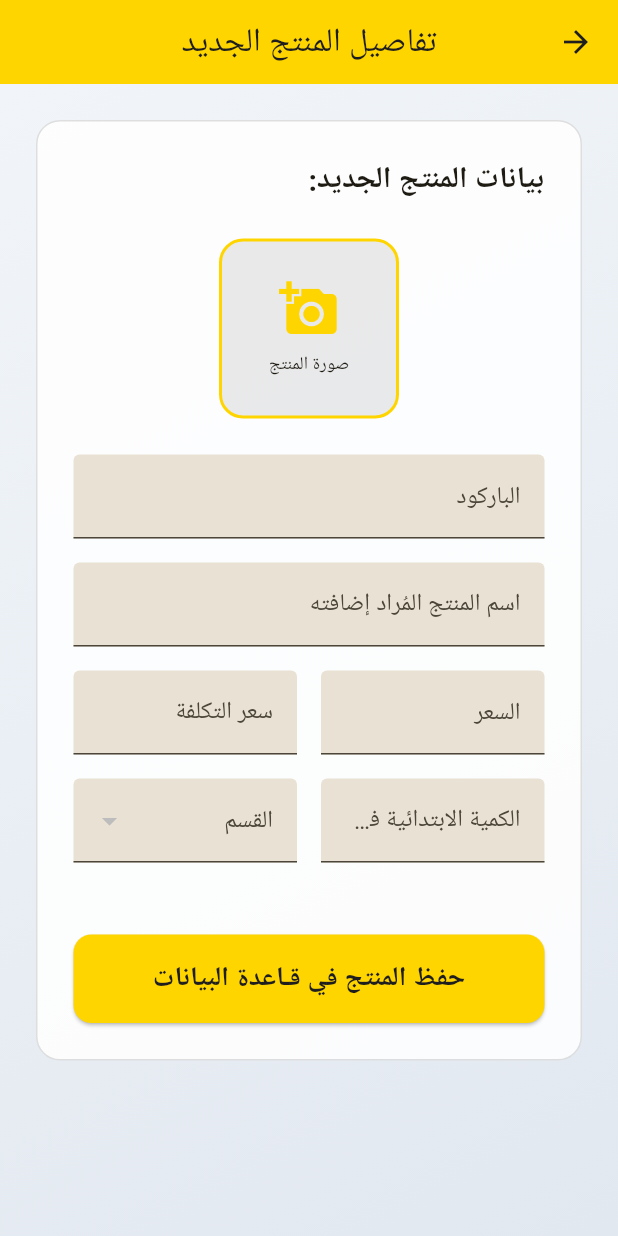
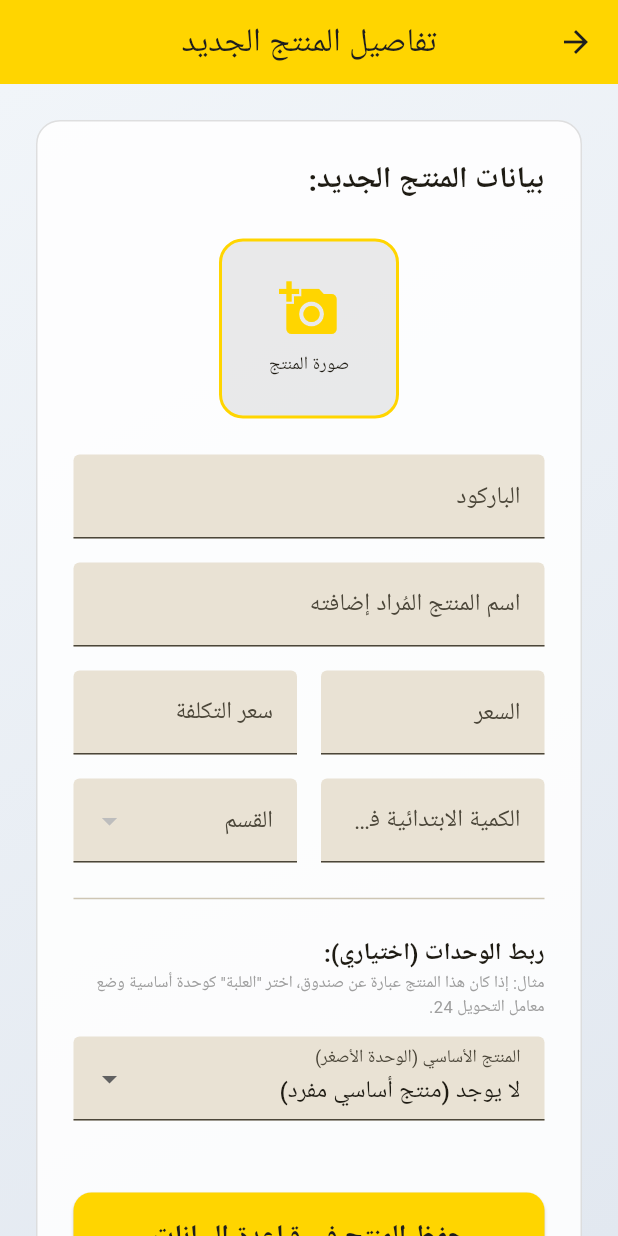
Before and after one commit to MohamdAlshikhly/beirut, a Flutter app: the AddProductScreen screen opened directly, on a phone screen of 412 x 824 dp. Run offline on Flutter 3.47's test engine with Material 3 defaults, Android fonts, the phone set to English and light mode, and no system bars; our stand-ins replace connectivity_plus, flutter_riverpod, google_fonts, image_picker, phosphor_flutter, qr_flutter and 4 more; missing offline and left inert: flutter_pos_printer_platform, mobile_scanner; accounts and stored records are empty; Roboto replaces fonts that are missing (Cairo).

Commit message:
Implement linked inventory (Parent-Child stocks) v1.0.7

```diff
--- a/lib/screens/add_product_screen.dart
+++ b/lib/screens/add_product_screen.dart
@@ -23,6 +23,8 @@ class _AddProductScreenState extends ConsumerState<AddProductScreen> {
   final _costPriceController = TextEditingController();
   final _qtyController = TextEditingController();
   int? _selectedCategoryId;
+  int? _selectedBaseUnitId;
+  final _conversionController = TextEditingController(text: '1.0');
   bool _isLoading = false;
   XFile? _pickedImage;
   final _picker = ImagePicker();
@@ -109,6 +111,9 @@ class _AddProductScreenState extends ConsumerState<AddProductScreen> {
             : 0.0,
         'category_id': _selectedCategoryId,
         'image_url': imageUrl,
+        'base_unit_id': _selectedBaseUnitId,
+        'base_unit_conversion':
+            double.tryParse(_conversionController.text) ?? 1.0,
         'is_synced': 0,
       });
 
@@ -309,6 +314,63 @@ class _AddProductScreenState extends ConsumerState<AddProductScreen> {
                       ),
                     ],
                   ),
+                  const SizedBox(height: 16),
+                  const Divider(),
+                  const SizedBox(height: 16),
+                  const Text(
+                    'ربط الوحدات (اختياري):',
+                    style: TextStyle(fontSize: 16, fontWeight: FontWeight.bold),
+                  ),
+                  const Text(
+                    'مثال: إذا كان هذا المنتج عبارة عن صندوق، اختر "العلبة" كوحدة أساسية وضع معامل التحويل 24.',
+                    style: TextStyle(fontSize: 11, color: Colors.grey),
+                  ),
+                  const SizedBox(height: 12),
+                  ref
+                      .watch(productsProvider)
+                      .when(
+                        data: (products) {
+                          // Filter out potential circular references (though simple one-level is fine)
+                          return DropdownButtonFormField<int>(
+                            value: _selectedBaseUnitId,
+                            isExpanded: true,
+                            decoration: const InputDecoration(
+                              labelText: 'المنتج الأساسي (الوحدة الأصغر)',
+                              filled: true,
+                            ),
+                            items: [
+                              const DropdownMenuItem(
+                                value: null,
+                                child: Text('لا يوجد (منتج أساسي مفرد)'),
+                              ),
+                              ...products.map(
+                                (p) => DropdownMenuItem(
+                                  value: p.id,
+                                  child: Text(p.name),
+                                ),
+                              ),
+                            ],
+                            onChanged: (v) =>
+                                setState(() => _selectedBaseUnitId = v),
+                          );
+                        },
+                        loading: () => const LinearProgressIndicator(),
+                        error: (e, st) => const Text('Error loading products'),
+                      ),
+                  if (_selectedBaseUnitId != null) ...[
+                    const SizedBox(height: 16),
+                    TextField(
+                      controller: _conversionController,
+                      keyboardType: const TextInputType.numberWithOptions(
+                        decimal: true,
+                      ),
+                      decoration: const InputDecoration(
+                        labelText: 'كم قطعة من الوحدة الأصغر يحتوي هذا المنتج؟',
+                        hintText: 'مثلاً: كارتون فيه 24 علبة تضع 24',
+                        filled: true,
+                      ),
+                    ),
+                  ],
                   const SizedBox(height: 48),
                   ElevatedButton(
                     style: ElevatedButton.styleFrom(
--- a/lib/utils/print_utils.dart
+++ b/lib/utils/print_utils.dart
@@ -301,7 +301,7 @@ class PrintUtils {
                                                     'المجموع الكلي',
                                                     style: TextStyle(
                                                       color: Colors.black,
-                                                      fontSize: 14,
+                                                      fontSize: 10,
                                                       fontWeight:
                                                           FontWeight.w900,
                                                     ),
```
Also changed, not shown: lib/models/models.dart (+11 -0 lines), lib/providers/data_providers.dart (+107 -51 lines), lib/services/local_database.dart (+14 -3 lines), lib/widgets/add_stock_dialog.dart (+12 -58 lines).
